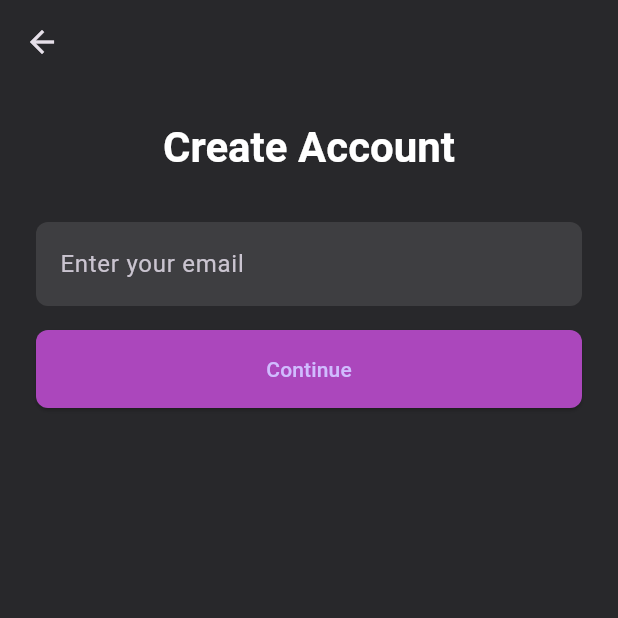
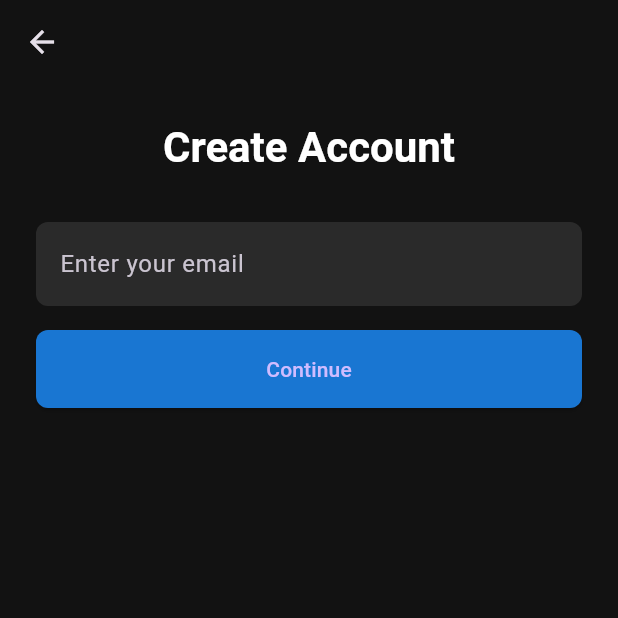
Before and after one commit to Cikle/Movely, a Flutter app: the screen it shows after launch, after a tap on "Create Account", on a phone screen of 412 x 824 dp, the top half of it. Run offline on Flutter 3.47's test engine with Material 3 defaults, Android fonts, the phone set to English and light mode, and no system bars; our stand-ins replace supabase_flutter; accounts and stored records are empty.

Commit message:
style: Update color scheme to blue with darker background

```diff
--- a/movely/lib/screens/auth_screen.dart
+++ b/movely/lib/screens/auth_screen.dart
@@ -96,7 +96,7 @@ class _AuthScreenState extends State<AuthScreen> {
   Widget build(BuildContext context) {
     return Scaffold(
       body: Container(
-        color: const Color(0xFF28282B),
+        color: const Color(0xFF121212),
         child: SafeArea(
           child: Padding(
             padding: const EdgeInsets.symmetric(horizontal: 24.0),
--- a/movely/lib/screens/login_screen.dart
+++ b/movely/lib/screens/login_screen.dart
@@ -83,7 +83,7 @@ class _LoginScreenState extends State<LoginScreen> {
   @override
   Widget build(BuildContext context) {
     return Scaffold(
-      backgroundColor: const Color(0xFF28282B),
+      backgroundColor: const Color(0xFF121212),
       appBar: AppBar(
         backgroundColor: Colors.transparent,
         elevation: 0,
@@ -121,7 +121,7 @@ class _LoginScreenState extends State<LoginScreen> {
                 ElevatedButton(
                   onPressed: _isLoading ? null : _signIn,
                   style: ElevatedButton.styleFrom(
-                    backgroundColor: Colors.purple.shade400,
+                    backgroundColor: Colors.blue.shade700,
                     padding: const EdgeInsets.symmetric(vertical: 16),
                     shape: RoundedRectangleBorder(
                       borderRadius: BorderRadius.circular(8),
--- a/movely/lib/screens/onboarding_screen.dart
+++ b/movely/lib/screens/onboarding_screen.dart
@@ -69,7 +69,7 @@ class _OnboardingScreenState extends State<OnboardingScreen> {
           gradient: LinearGradient(
             begin: Alignment.topLeft,
             end: Alignment.bottomRight,
-            colors: [Colors.purple.shade900, Colors.black],
+            colors: [Colors.blue.shade900, const Color(0xFF0A0A0A)],
           ),
         ),
         child: SafeArea(
--- a/movely/lib/screens/register_screen.dart
+++ b/movely/lib/screens/register_screen.dart
@@ -83,7 +83,7 @@ class _RegisterScreenState extends State<RegisterScreen> {
   @override
   Widget build(BuildContext context) {
     return Scaffold(
-      backgroundColor: const Color(0xFF28282B),
+      backgroundColor: const Color(0xFF121212),
       appBar: AppBar(
         backgroundColor: Colors.transparent,
         elevation: 0,
@@ -121,7 +121,7 @@ class _RegisterScreenState extends State<RegisterScreen> {
                 ElevatedButton(
                   onPressed: _isLoading ? null : _register,
                   style: ElevatedButton.styleFrom(
-                    backgroundColor: Colors.purple.shade400,
+                    backgroundColor: Colors.blue.shade700,
                     padding: const EdgeInsets.symmetric(vertical: 16),
                     shape: RoundedRectangleBorder(
                       borderRadius: BorderRadius.circular(8),
--- a/movely/lib/theme.dart
+++ b/movely/lib/theme.dart
@@ -1,17 +1,17 @@
 import 'package:flutter/material.dart';
 
 final movelyTheme = ThemeData.dark().copyWith(
-  primaryColor: Colors.purple,
-  scaffoldBackgroundColor: const Color(0xFF1E1E1E),
+  primaryColor: Colors.blue,
+  scaffoldBackgroundColor: const Color(0xFF121212),
   appBarTheme: const AppBarTheme(
-    backgroundColor: Colors.black,
+    backgroundColor: Color(0xFF0A0A0A),
     elevation: 0,
   ),
   buttonTheme: ButtonThemeData(
     shape: RoundedRectangleBorder(
       borderRadius: BorderRadius.circular(18.0),
     ),
-    buttonColor: Colors.purple,
+    buttonColor: Colors.blue.shade700,
   ),
   textTheme: const TextTheme(
     bodyLarge: TextStyle(color: Colors.white),
```
